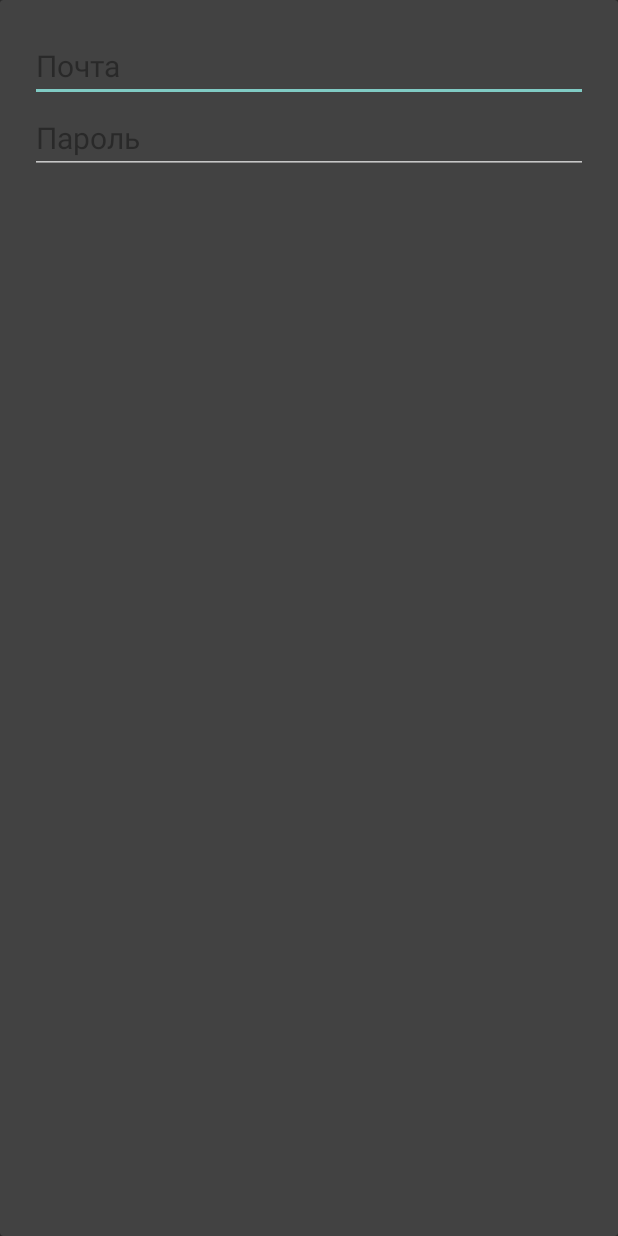
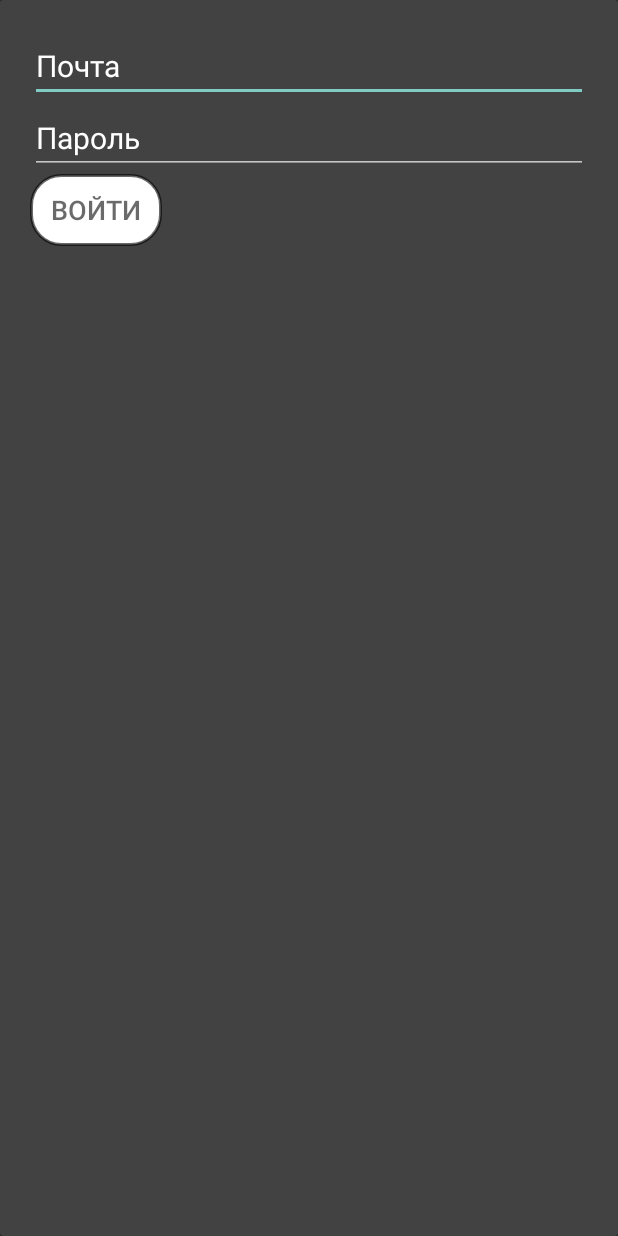
Before and after one commit to artemiiiiiiiiiiiiiiiiii/QuizSoltan1, an Android app: the layout autorization.xml on its own in the app's theme, with its tools: preview values and no code run, on a phone screen of 412 x 824 dp. Run offline under Robolectric (Android 15) with nearby library versions, the phone set to English and light mode, and no system bars; plain views replace MaterialEditText.

Commit message:
Second commit

```diff
--- a/app/src/main/res/layout/activity_main.xml
+++ b/app/src/main/res/layout/activity_main.xml
@@ -5,7 +5,6 @@
     android:layout_width="match_parent"
     android:layout_height="match_parent"
     tools:context=".MainActivity">
-    android:id
 
 
     <ImageView
@@ -43,8 +42,8 @@
             android:background="@drawable/button_stroke_black95_press_white"
             android:paddingLeft="10dp"
             android:paddingRight="10dp"
+            android:text="@string/start"
             android:textColor="@color/black95"
-        android:text="@string/start"
             android:textSize="18sp" />
 
         <Button
@@ -55,8 +54,8 @@
             android:background="@drawable/button_stroke_black95_press_white"
             android:paddingLeft="10dp"
             android:paddingRight="10dp"
+            android:text="@string/startend"
             android:textColor="@color/black95"
-            android:text="@string/startend"
             android:textSize="18sp" />
     </LinearLayout>
 </RelativeLayout>
--- a/app/src/main/res/layout/autorization.xml
+++ b/app/src/main/res/layout/autorization.xml
@@ -7,6 +7,7 @@
     app:cardElevation="10dp">
 
     <LinearLayout
+        android:id="@+id/layout"
         android:layout_width="match_parent"
         android:layout_height="wrap_content"
         android:layout_margin="20dp"
@@ -18,13 +19,13 @@
             android:hint="Почта"
             android:inputType="text"
             android:text=""
-            android:textColor="@color/black60"
-            android:textColorHint="@color/black60"
+            android:textColor="#ffffff"
+            android:textColorHint="#ffffff"
             android:textSize="20sp"
 
             app:met_floatingLabel="highlight"
-            app:met_baseColor="#0056d3"
-            app:met_primaryColor="#982360"
+            app:met_baseColor="#ffffff"
+            app:met_primaryColor="#ffffff"
             app:met_singleLineEllipsis="true"
             />
 
@@ -35,15 +36,26 @@
             android:hint="Пароль"
             android:inputType="textPassword"
             android:text=""
-            android:textColor="@color/black60"
-            android:textColorHint="@color/black60"
+            android:textColor="#ffffff"
+            android:textColorHint="#ffffff"
             android:textSize="20sp"
 
             app:met_floatingLabel="highlight"
-            app:met_baseColor="#0056d3"
-            app:met_primaryColor="#982360"
+            app:met_baseColor="#ffffff"
+            app:met_primaryColor="#ffffff"
             app:met_singleLineEllipsis="true"
             />
+        <Button
+            android:id="@+id/buttonVhod"
+            android:layout_width="wrap_content"
+            android:layout_height="wrap_content"
+            android:layout_weight="1"
+            android:background="@drawable/button_stroke_black95_press_white"
+            android:paddingLeft="10dp"
+            android:paddingRight="10dp"
+            android:text="@string/startvhod"
+            android:textColor="@color/black95"
+            android:textSize="18sp" />
 
     </LinearLayout>
 </androidx.cardview.widget.CardView>
--- a/app/src/main/res/values/strings.xml
+++ b/app/src/main/res/values/strings.xml
@@ -2,6 +2,7 @@
     <string name="app_name">Quiz</string>
     <string name="start">Авторизация</string>
     <string name="startend">Регистрация</string>
+    <string name="startvhod">Войти</string>
     <string name="back">Назад</string>
     <string name="level1">Уровень:</string>
     <string name="level1one">Уровень 1:</string>
```
Also changed, not shown: app/src/main/java/irlandec/prophet/quiz/MainActivity.java (+106 -2 lines), app/src/main/res/layout/registration.xml (+8 -8 lines). Lines whose indentation alone changed are shown as unchanged.
